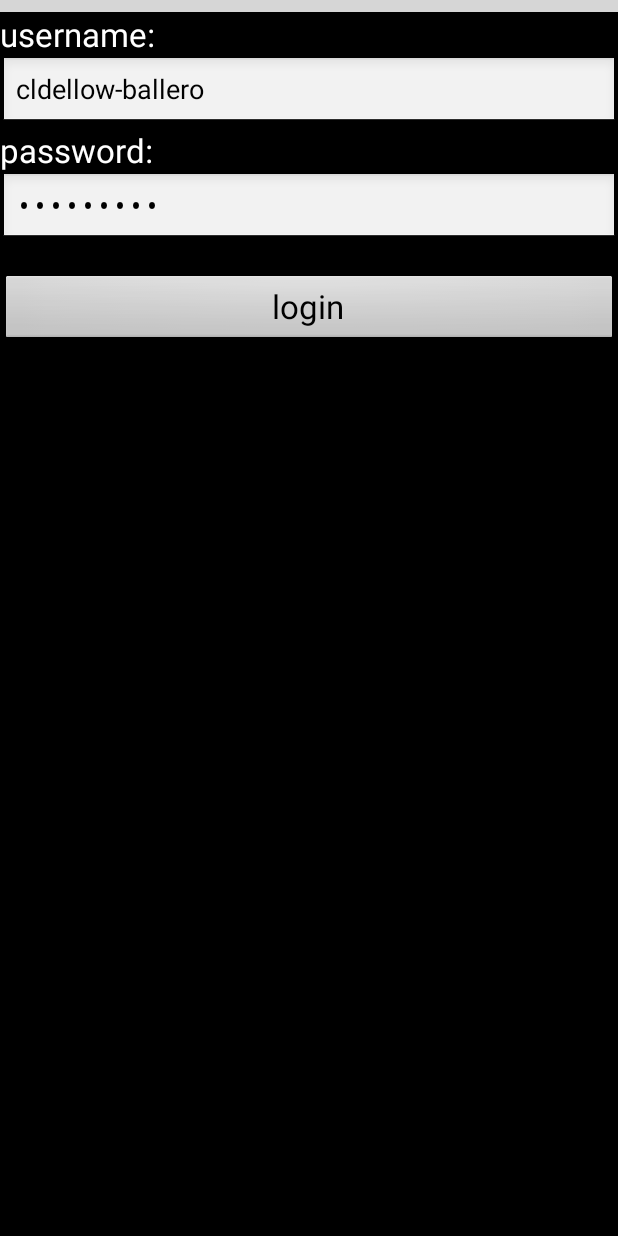
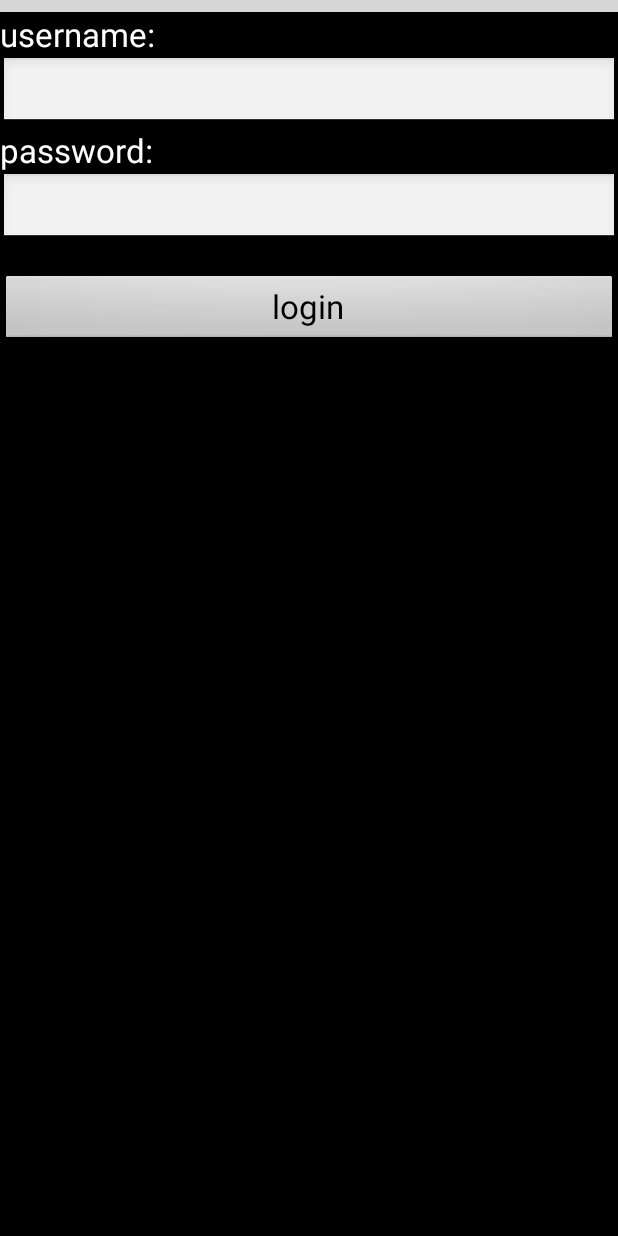
Before and after one commit to cldellow/Ballero, an Android app: the layout addravelry.xml on its own in the app's theme, with its tools: preview values and no code run, on a phone screen of 412 x 824 dp. Run offline under Robolectric (Android 15) with nearby library versions, the phone set to English and light mode, and no system bars; grey boxes are pictures that could not be loaded.

Commit message:
remove ballero account details for first release

```diff
--- a/src/main/res/layout/addravelry.xml
+++ b/src/main/res/layout/addravelry.xml
@@ -26,9 +26,9 @@
           android:layout_width="fill_parent"
           android:layout_height="fill_parent">
             <TextView android:textAppearance="?android:attr/textAppearanceLarge" android:layout_height="wrap_content" android:id="@+id/textView2" android:layout_width="wrap_content" android:text="@string/username"></TextView>
-            <EditText android:layout_height="wrap_content" android:layout_width="match_parent" android:id="@+id/txtUsername" android:inputType="textEmailAddress" android:text="cldellow-ballero"></EditText>
+            <EditText android:layout_height="wrap_content" android:layout_width="match_parent" android:id="@+id/txtUsername" android:inputType="textEmailAddress" android:text=""></EditText>
             <TextView android:textAppearance="?android:attr/textAppearanceLarge" android:layout_height="wrap_content" android:id="@+id/textView3" android:layout_width="wrap_content" android:text="@string/password"></TextView>
-            <EditText android:layout_height="wrap_content" android:layout_width="match_parent" android:id="@+id/txtPassword" android:inputType="textPassword" android:text="p@$$w0rd1"></EditText>
+            <EditText android:layout_height="wrap_content" android:layout_width="match_parent" android:id="@+id/txtPassword" android:inputType="textPassword" android:text=""></EditText>
             <Button android:textAppearance="?android:attr/textAppearanceLarge" android:id="@+id/btnLogin" android:layout_height="wrap_content" android:text="@string/login" android:layout_width="match_parent" android:layout_marginTop="20dp" android:onClick="loginClick"></Button>
             <ProgressBar android:layout_gravity="center" android:id="@+id/progressBar" android:layout_width="wrap_content" android:layout_height="wrap_content" android:visibility="invisible"></ProgressBar>
         </LinearLayout>
```
